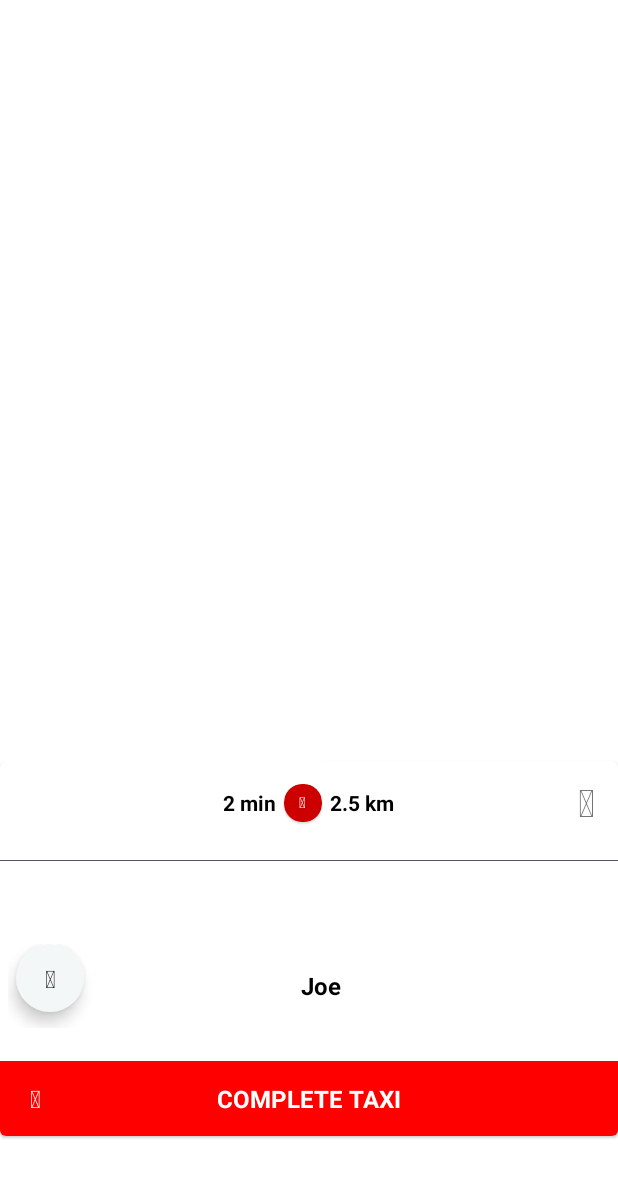
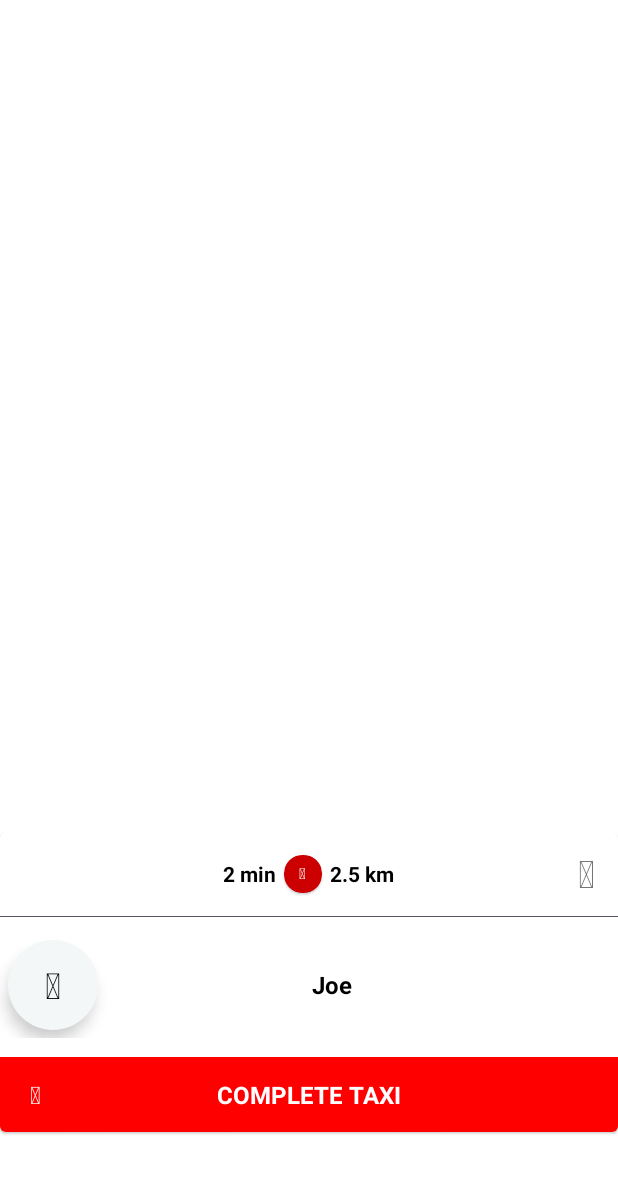
Before and after one commit to RustamARC/Mapbox-navigation, an Android app: the layout complete_pickup_view.xml on its own in the app's theme, with its tools: preview values and no code run, on a phone screen of 412 x 824 dp. Shown: the top 1178 px of the screen. Run offline under Robolectric (Android 15) with nearby library versions, the phone set to English and light mode, and no system bars.

Commit message:
UI design

```diff
--- a/app/src/main/res/layout/complete_pickup_view.xml
+++ b/app/src/main/res/layout/complete_pickup_view.xml
@@ -14,11 +14,11 @@
             android:layout_width="match_parent"
             android:layout_height="wrap_content"
             android:layout_marginBottom="40dp"
+            android:minHeight="200dp"
             app:layout_constraintBottom_toBottomOf="parent"
             app:layout_constraintEnd_toEndOf="parent"
             app:layout_constraintStart_toStartOf="parent"
             app:layout_constraintTop_toTopOf="parent"
-            android:minHeight="250dp"
             app:layout_constraintVertical_bias=".95">
 
             <TextView
@@ -91,8 +91,8 @@
                 <View
                     android:layout_width="match_parent"
                     android:layout_height=".5dp"
-                    android:layout_marginTop="20dp"
-                    android:layout_marginBottom="20dp"
+                    android:layout_marginTop="10dp"
+                    android:layout_marginBottom="10dp"
                     android:background="@color/colorGray" />
 
 
@@ -101,23 +101,21 @@
                     android:layout_width="match_parent"
                     android:layout_height="wrap_content"
                     android:layout_gravity="center"
-                    android:layout_marginTop="30dp"
                     android:gravity="center_vertical"
-                    android:orientation="horizontal"
-                    android:padding="5dp">
+                    android:orientation="horizontal">
 
                     <com.google.android.material.floatingactionbutton.ExtendedFloatingActionButton
                         android:id="@+id/ivCompleteCall"
-                        android:layout_width="45dp"
-                        android:layout_height="45dp"
-                        android:layout_gravity="start"
+                        android:layout_width="60dp"
+                        android:layout_height="60dp"
+                        android:layout_gravity="start|center_vertical"
                         android:layout_margin="5dp"
                         android:gravity="center"
                         android:paddingStart="0dp"
                         android:paddingEnd="0dp"
                         android:text="@string/icon_telephone"
                         android:textColor="@color/black"
-                        android:textSize="16sp"
+                        android:textSize="24sp"
                         android:textStyle="bold"
                         app:backgroundTint="@color/colorCallButton"
                         app:iconPadding="2dp" />
```
Also changed, not shown: app/src/main/res/layout/start_pickup_view.xml (+5 -5 lines).
